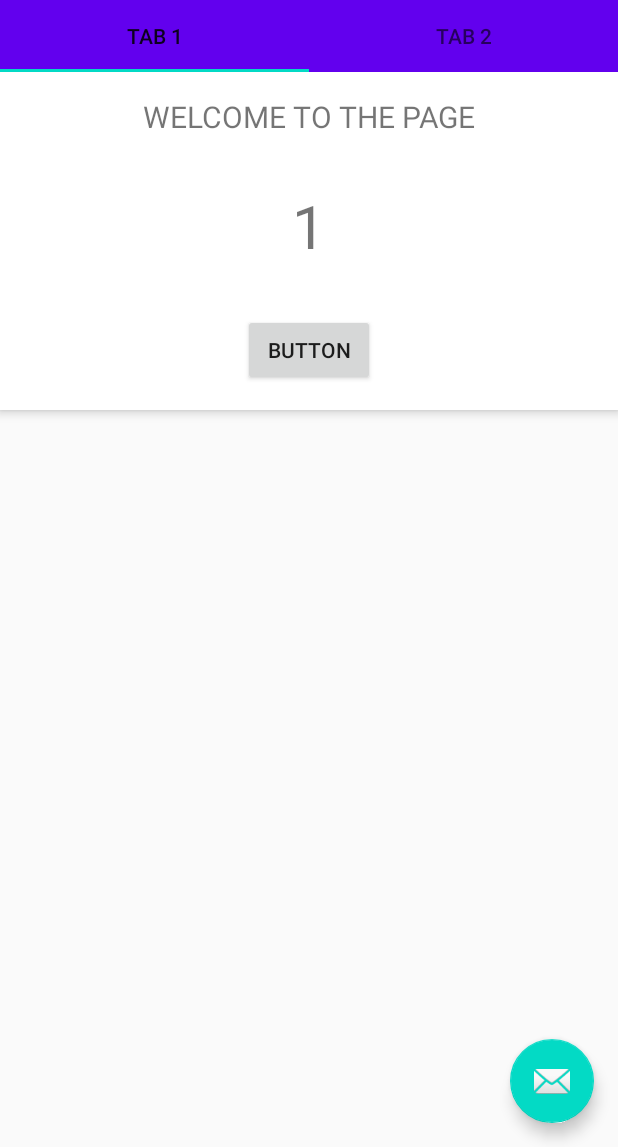
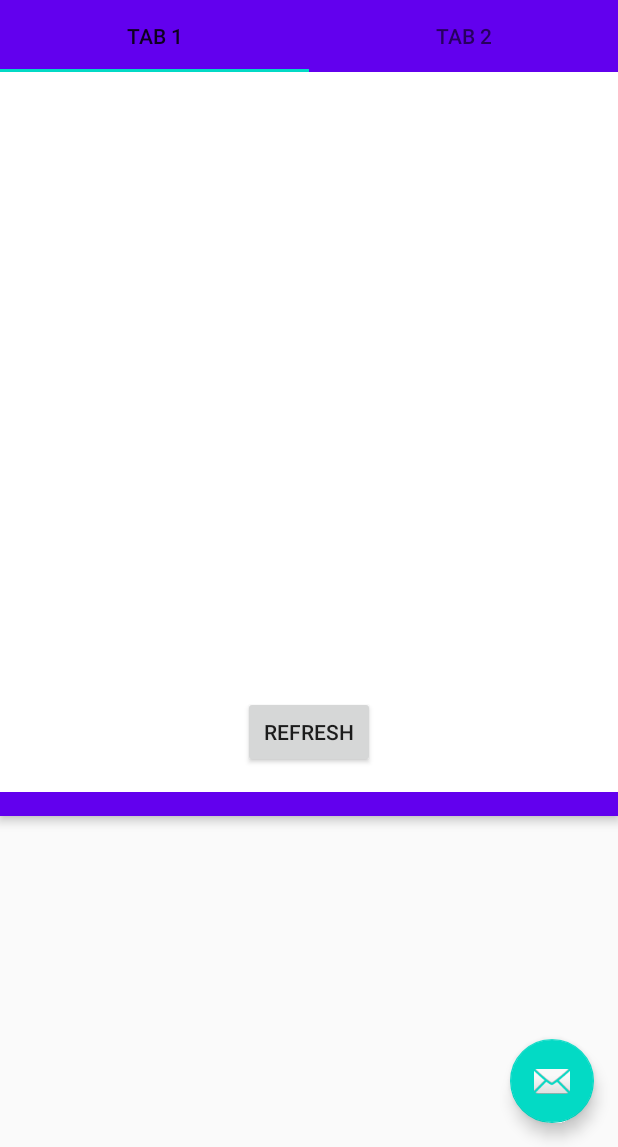
Before and after one commit to clazarom/doordash_lite_project, an Android app: the screen it shows after launch (MainActivity), on a phone screen of 412 x 824 dp, the part 89-1236 px from its top. Run offline under Robolectric (Android 15) with nearby library versions, the phone set to English and light mode, and no system bars.

Commit message:
basic app ui structure
Restaurants Fragment, with refresh and mock building values for the list

```diff
--- /dev/null
+++ b/android_app/app/src/main/java/com/catlaz/doordash_lit_cl/remote/RestClient.java
@@ -0,0 +1,4 @@
+package com.catlaz.doordash_lit_cl.remote;
+
+public class RestClient {
+}
--- a/android_app/app/src/main/java/com/catlaz/doordash_lit_cl/ui/main/PageCollectionAdapter.java
+++ b/android_app/app/src/main/java/com/catlaz/doordash_lit_cl/ui/main/FragmentPagesCollectionAdapter.java
@@ -8,12 +8,12 @@ import androidx.annotation.NonNull;
 import androidx.fragment.app.Fragment;
 import androidx.viewpager2.adapter.FragmentStateAdapter;
 
-import static com.catlaz.doordash_lit_cl.ui.main.PlaceholderCollectionFragment.ARG_SECTION_NUMBER;
+import static com.catlaz.doordash_lit_cl.ui.main.PlaceholderFragment.ARG_SECTION_NUMBER;
 
-public class PageCollectionAdapter extends FragmentStateAdapter {
+public class FragmentPagesCollectionAdapter extends FragmentStateAdapter {
     List<Fragment> pagesList;
 
-    public PageCollectionAdapter(@NonNull Fragment fragment, List<Fragment> pagesList) {
+    public FragmentPagesCollectionAdapter(@NonNull Fragment fragment, List<Fragment> pagesList) {
         super(fragment);
         this.pagesList = pagesList;
     }
--- a/android_app/app/src/main/java/com/catlaz/doordash_lit_cl/ui/main/MainFragment.java
+++ b/android_app/app/src/main/java/com/catlaz/doordash_lit_cl/ui/main/MainFragment.java
@@ -1,8 +1,10 @@
 package com.catlaz.doordash_lit_cl.ui.main;
 
+import android.annotation.SuppressLint;
 import android.os.Bundle;
 import android.util.Log;
 import android.view.LayoutInflater;
+import android.view.MotionEvent;
 import android.view.View;
 import android.view.ViewGroup;
 
@@ -23,17 +25,16 @@ import androidx.viewpager2.widget.ViewPager2;
 public class MainFragment extends Fragment {
     private static final String _TAG = "MAIN_FRAGMENT";
 
-    //Fragments
-    public static final int NUM_ITEMS = 2;
+    //Fragments <TODO>
+    //public static final int NUM_ITEMS = 2;
     private static final List<Fragment> fragmentPages = Collections.unmodifiableList(
-            new ArrayList<Fragment>(){{add(new PlaceholderCollectionFragment()); add(new PlaceholderCollectionFragment());}});
+            new ArrayList<Fragment>(){{add(new RestaurantsFragment()); add(new PlaceholderFragment()); }});
+    @StringRes
+    private static final int[] TAB_TITLES = new int[]{R.string.tab_text_1, R.string.tab_text_2}; // Tab names
+    //Pager
+    FragmentPagesCollectionAdapter fragmentPagesCollectionAdapter;
+    ViewPager2 viewPager;
 
-    //Pager
-    PageCollectionAdapter pageCollectionAdapter;
-    ViewPager2 viewPager;
-    //Tabs information
-    @StringRes
-    private static final int[] TAB_TITLES = new int[]{R.string.tab_text_1, R.string.tab_text_2}; //TODO !!
 
     @Nullable
     @Override
@@ -42,20 +43,23 @@ public class MainFragment extends Fragment {
         return inflater.inflate(R.layout.fragment_main, container, false);
     }
 
+    @SuppressLint("ClickableViewAccessibility")
     @Override
     public void onViewCreated(@NonNull View view, @Nullable Bundle savedInstanceState) {
         Log.d(_TAG, "View Created");
 
-        //Get tabs names
-        ArrayList<String> tabNames = new ArrayList<>();
-        for (int i=0; i< TAB_TITLES.length; i++)
-            tabNames.add(this.getResources().getString(TAB_TITLES[i]));
 
         //Initialize ViewPager
-        pageCollectionAdapter = new PageCollectionAdapter(this, fragmentPages);
+        //NOTE: Using ViewPager instead of ViewPager2 to be able to scroll listview inside viewpager
+        //More about the issue and workarounds
+        // -https://bladecoder.medium.com/fixing-recyclerview-nested-scrolling-in-opposite-direction-f587be5c1a04
+        // -https://gist.github.com/cbeyls/b75d730795a4b4c2fcdce554b0b0782a
+        fragmentPagesCollectionAdapter = new FragmentPagesCollectionAdapter(this, fragmentPages);
         viewPager = view.findViewById(R.id.view_pager);
         viewPager.setOrientation(ViewPager2.ORIENTATION_HORIZONTAL);
-        viewPager.setAdapter(pageCollectionAdapter);
+        viewPager.setAdapter(fragmentPagesCollectionAdapter);
+        viewPager.registerOnPageChangeCallback(onPageChangeCallback);
+        viewPager.setOnTouchListener(pagerOnTouchListener); //allow scrolling for the listview inside the viewpager
 
         //Tabs
         TabLayout tabLayout = view.findViewById(R.id.tabs);
@@ -64,4 +68,44 @@ public class MainFragment extends Fragment {
 
     }
 
+    /* ****************************************
+        LISTENERS
+     */
+    ViewPager2.OnPageChangeCallback onPageChangeCallback = new ViewPager2.OnPageChangeCallback() {
+        @Override
+        public void onPageScrolled(int position, float positionOffset, int positionOffsetPixels) {
+            super.onPageScrolled(position, positionOffset, positionOffsetPixels);
+            //Adapt size to new child
+            // nothing here for now...
+        }
+
+        @Override
+        public void onPageSelected (int position){
+            //Adapt size to new child
+            fragmentPagesCollectionAdapter.notifyDataSetChanged();
+        }
+    };
+
+    //Touch listener, to allow scrolling on the child view (list)
+
+    @SuppressLint("ClickableViewAccessibility")
+    View.OnTouchListener pagerOnTouchListener = (view, motionEvent) -> {
+        Log.v(_TAG, "onItemTouch parent view");
+        // Disallow VERTICAL touch request for parent scroll, when child onTouch
+        switch (motionEvent.getAction()) {
+            case MotionEvent.ACTION_DOWN:
+            case MotionEvent.AXIS_VSCROLL:
+                // Disallow interception for PageViewer to intercept touch events VERTICALLY.
+                view.findViewById(R.id.list_restaurants).getParent().requestDisallowInterceptTouchEvent(false);
+                break;
+            case MotionEvent.ACTION_UP:
+            case MotionEvent.AXIS_HSCROLL:
+                // Allow interception for PageViewer to intercept touch events VERTICALLY.
+                view.findViewById(R.id.list_restaurants).getParent()
+                        .requestDisallowInterceptTouchEvent(true);
+            break;
+        }
+        return false;
+    };
+
 }
--- a/android_app/app/src/main/java/com/catlaz/doordash_lit_cl/ui/main/PlaceholderCollectionFragment.java
+++ b/android_app/app/src/main/java/com/catlaz/doordash_lit_cl/ui/main/PlaceholderFragment.java
@@ -19,7 +19,7 @@ import androidx.fragment.app.Fragment;
  * @author Caterina lazaro
  * @version 1.0 Jan 2020
  */
-public class PlaceholderCollectionFragment extends Fragment {
+public class PlaceholderFragment extends Fragment {
     private static final String _TAG = "PH_COLLECTION_FRAGMENT";
 
     protected static final String ARG_SECTION_NUMBER = "section_number";
--- /dev/null
+++ b/android_app/app/src/main/java/com/catlaz/doordash_lit_cl/ui/main/RestaurantListAdapter.java
@@ -0,0 +1,83 @@
+package com.catlaz.doordash_lit_cl.ui.main;
+
+import android.content.Context;
+import android.util.Log;
+import android.view.LayoutInflater;
+import android.view.View;
+import android.view.ViewGroup;
+import android.widget.BaseAdapter;
+import android.widget.TextView;
+
+import com.catlaz.doordash_lit_cl.R;
+import com.catlaz.doordash_lit_cl.data.Restaurant;
+
+import java.util.ArrayList;
+import java.util.List;
+
+public class RestaurantListAdapter extends BaseAdapter {
+    private static final String _TAG = "RESTAURANT_LIST_ADAPTER";
+
+    private List<Restaurant> restaurantsList;
+    private Context mContext;
+
+    public RestaurantListAdapter(Context context){
+        mContext = context;
+        restaurantsList = new ArrayList<Restaurant>();
+    }
+
+    public RestaurantListAdapter(Context context, List<Restaurant> list){
+        mContext = context;
+        restaurantsList = list;
+    }
+
+    public void updateRestaurantList (List<Restaurant> list){
+        Log.d(_TAG, "Update list: "+list.size());
+        //Add each value individually to notify the adapter when changed
+        for (int i=0; i<list.size(); i++) {
+            restaurantsList.add(list.get(i));
+            notifyDataSetInvalidated(); //update change
+        }
+    }
+
+    public void addItem(Restaurant item){
+        Log.d(_TAG, "Add new restaurant: "+item.getId());
+        restaurantsList.add(item);
+        notifyDataSetInvalidated(); //update change
+
+    }
+
+    @Override
+    public int getCount() {
+        Log.d(_TAG, "Get count: "+restaurantsList.size());
+
+        return restaurantsList.size();
+    }
+
+    @Override
+    public Object getItem(int i) {
+        Log.d(_TAG, "Get item: "+restaurantsList.get(i).getId());
+
+        return restaurantsList.get(i);
+    }
+
+    @Override
+    public long getItemId(int i) {
+        return i;
+    }
+
+    @Override
+    public View getView(int position, View convertView, ViewGroup container) {
+        if (convertView == null) {
+            //No view to get: build an empty one
+            LayoutInflater  inflater = (LayoutInflater) mContext.getSystemService(Context.LAYOUT_INFLATER_SERVICE);
+            convertView = inflater.inflate(R.layout.restaurant_list_item, container, false);
+        }
+
+        //Add the name of the restaurant
+        TextView restaurantName =  convertView.findViewById(R.id.restaurant_name);
+        restaurantName.setText(restaurantsList.get(position).getName());
+
+
+        return convertView;
+    }
+}
--- /dev/null
+++ b/android_app/app/src/main/java/com/catlaz/doordash_lit_cl/ui/main/RestaurantsFragment.java
@@ -0,0 +1,102 @@
+package com.catlaz.doordash_lit_cl.ui.main;
+
+import android.annotation.SuppressLint;
+import android.os.Bundle;
+import android.util.Log;
+import android.view.LayoutInflater;
+import android.view.MotionEvent;
+import android.view.View;
+import android.view.ViewGroup;
+import android.widget.AdapterView;
+import android.widget.Button;
+import android.widget.ListView;
+import android.widget.ScrollView;
+
+import com.catlaz.doordash_lit_cl.R;
+import com.catlaz.doordash_lit_cl.data.Restaurant;
+
+import java.util.ArrayList;
+import java.util.List;
+
+import androidx.annotation.NonNull;
+import androidx.annotation.Nullable;
+import androidx.fragment.app.Fragment;
+
+/**
+ * A fragment containing a list of restaurants close to DoorDash HQ (37.422740, -122.139956)
+ *
+ * @author Caterina lazaro
+ * @version 1.0 Jan 2020
+ */
+public class RestaurantsFragment extends Fragment {
+    private static final String _TAG = "RESTAURANTS_FRAGMENT";
+
+    //Restaurants list adapter
+    private RestaurantListAdapter rListAdapter;
+
+    @Override
+    public View onCreateView(@NonNull LayoutInflater inflater, @Nullable ViewGroup container,
+                             @Nullable Bundle savedInstanceState) {
+        super.onCreateView(inflater, container, savedInstanceState);
+        return inflater.inflate(R.layout.fragment_page_restaurants, container, false);
+    }
+
+    @Override
+    public void onViewCreated(@NonNull View view, @Nullable Bundle savedInstanceState) {
+        super.onViewCreated(view, savedInstanceState);
+
+        //Set up the restaurants list
+        ListView restaurantsListView = view.findViewById(R.id.list_restaurants);
+        rListAdapter = new RestaurantListAdapter(getContext());
+        restaurantsListView.setAdapter(rListAdapter);
+        restaurantsListView.setOnItemClickListener(listOnItemClickListener);
+        restaurantsListView.setOnTouchListener(rListOnTouchListener);
+
+        //Refresh button
+        Button refreshButton = view.findViewById(R.id.refresh_button);
+        refreshButton.setOnClickListener(buttonOnClickListener);
+
+    }
+
+    /* ************************************************
+       LISTENERS
+     */
+    // Restaurants list on item click listener
+    AdapterView.OnItemClickListener listOnItemClickListener = (adapterView, view, i, l) -> {
+        //<TODO>
+    };
+
+    //Refresh button on click listener: refresh list
+    View.OnClickListener buttonOnClickListener = view -> {
+        //<TODO>
+        //Update with MOCK Restaurants list
+        List<Restaurant> restaurantList = new ArrayList<Restaurant>();
+        restaurantList.add(new Restaurant(1, "katsu burguer", "burguers, korean", "url"));
+        restaurantList.add(new Restaurant(2, "howl at the moon", "italian, pasta", "url"));
+        restaurantList.add(new Restaurant(3, "pagliaci", "italian, pizza", "url"));
+
+        //Update list
+        rListAdapter.updateRestaurantList(restaurantList);
+
+    };
+
+    //Touch listener, to allow scrolling on the list
+    @SuppressLint("ClickableViewAccessibility")
+    View.OnTouchListener rListOnTouchListener = (view, motionEvent) -> {
+        Log.v(_TAG, "onTouch child view restaurants_list");
+        // Disallow horizontal touch request for parent scroll, when child onTouch
+        switch (motionEvent.getAction()) {
+            case MotionEvent.ACTION_DOWN:
+            case MotionEvent.AXIS_VSCROLL:
+                // Disallow interception for ListView, to intercept touch events VERTICALLY.
+                view.getParent().requestDisallowInterceptTouchEvent(true);
+                break;
+            case MotionEvent.ACTION_UP:
+            case MotionEvent.AXIS_HSCROLL:
+                // Allow interception for ListView, to intercept touch events VERTICALLY.
+                view.getParent().requestDisallowInterceptTouchEvent(false);
+                break;
+        }
+        return false;
+    };
+}
--- a/android_app/app/src/main/res/layout/fragment_main.xml
+++ b/android_app/app/src/main/res/layout/fragment_main.xml
@@ -5,7 +5,7 @@
     android:id="@+id/constraintLayout"
     android:layout_width="match_parent"
     android:layout_height="match_parent"
-    tools:context=".ui.main.PlaceholderCollectionFragment">
+    tools:context=".ui.main.PlaceholderFragment">
 
 
     <TextView
@@ -28,19 +28,33 @@
         android:layout_height="wrap_content"
         android:background="?attr/colorPrimary"
         app:layout_constraintTop_toBottomOf="@+id/title"
-        app:layout_constraintBottom_toTopOf="@id/view_pager"
+        app:layout_constraintBottom_toTopOf="@id/view_pager_wrapper"
         app:layout_constraintStart_toStartOf="parent"
         app:layout_constraintEnd_toEndOf="parent"/>
 
-    <androidx.viewpager2.widget.ViewPager2
-        android:id="@+id/view_pager"
+    <LinearLayout
+        android:id="@+id/view_pager_wrapper"
         android:layout_width="match_parent"
-        android:layout_height="wrap_content"
-        android:orientation="vertical"
+        android:layout_height="fill_parent"
+        android:layout_weight="0"
+        android:fillViewport="true"
+        android:layout_marginBottom="@dimen/activity_horizontal_margin"
         app:layout_constraintEnd_toEndOf="parent"
         app:layout_constraintStart_toStartOf="parent"
         app:layout_constraintTop_toBottomOf="@+id/tabs"
-        app:layout_constraintBottom_toBottomOf="parent" />
+        app:layout_constraintBottom_toBottomOf="parent"
+        android:orientation="vertical">
+
+
+        <androidx.viewpager2.widget.ViewPager2
+                android:id="@+id/view_pager"
+                android:layout_width="match_parent"
+                android:layout_height="match_parent"
+                android:orientation="vertical" />
+
+
+
+    </LinearLayout>
 
 
 </androidx.constraintlayout.widget.ConstraintLayout>
--- a/android_app/app/src/main/res/layout/fragment_page1.xml
+++ b/android_app/app/src/main/res/layout/fragment_page1.xml
@@ -15,6 +15,7 @@
         android:layout_marginEnd="@dimen/activity_horizontal_margin"
         android:layout_marginBottom="@dimen/activity_vertical_margin"
         android:textSize="20sp"
+        android:textAllCaps="true"
         android:text = "@string/page_text"
         app:layout_constraintTop_toTopOf="parent"
         app:layout_constraintBottom_toTopOf="@+id/section_label"
--- /dev/null
+++ b/android_app/app/src/main/res/layout/fragment_page_restaurants.xml
@@ -0,0 +1,39 @@
+<?xml version="1.0" encoding="utf-8"?>
+<androidx.constraintlayout.widget.ConstraintLayout xmlns:android="http://schemas.android.com/apk/res/android"
+    android:layout_width="match_parent"
+    android:layout_height="match_parent"
+    android:background="@color/white"
+    xmlns:app="http://schemas.android.com/apk/res-auto"
+    xmlns:tools="http://schemas.android.com/tools">
+
+    <ListView
+        android:id="@+id/list_restaurants"
+        android:layout_width="match_parent"
+        android:layout_height="@dimen/rest_list_height"
+        android:layout_weight="1"
+        android:background="#FFFFFF"
+        android:nestedScrollingEnabled="true"
+        android:padding = "@dimen/appbar_padding"
+        app:layout_constraintTop_toTopOf="parent"
+        app:layout_constraintBottom_toTopOf="@+id/refresh_button"
+        app:layout_constraintStart_toStartOf="parent"
+        app:layout_constraintEnd_toEndOf="parent">
+    </ListView >
+
+    <Button
+        android:id="@+id/refresh_button"
+        android:layout_width="wrap_content"
+        android:layout_height="fill_parent"
+        android:layout_marginStart="@dimen/activity_horizontal_margin"
+        android:layout_marginTop="@dimen/activity_vertical_margin"
+        android:layout_marginEnd="@dimen/activity_horizontal_margin"
+        android:layout_marginBottom="@dimen/activity_vertical_margin"
+        android:text="@string/refresh_text"
+        app:layout_constraintTop_toBottomOf="@+id/list_restaurants"
+        app:layout_constraintBottom_toBottomOf="parent"
+        app:layout_constraintStart_toStartOf="parent"
+        app:layout_constraintEnd_toEndOf="parent"
+        tools:layout_constraintLeft_creator="0"
+        tools:layout_constraintTop_creator="0"/>
+
+</androidx.constraintlayout.widget.ConstraintLayout>
--- a/android_app/app/src/main/res/values/dimens.xml
+++ b/android_app/app/src/main/res/values/dimens.xml
@@ -5,4 +5,9 @@
     <dimen name="appbar_padding">16dp</dimen>
     <dimen name="fab_margin">16dp</dimen>
     <dimen name="appbar_padding_top">8dp</dimen>
+
+    <!-- Restaurant's list -->
+    <dimen name="rest_item_height">100dp</dimen>
+    <dimen name="rest_list_height">400dp</dimen>
+
 </resources>
--- a/android_app/app/src/main/res/values/strings.xml
+++ b/android_app/app/src/main/res/values/strings.xml
@@ -3,7 +3,10 @@
     <!-- TABS AND PAGES STRINGS -->
     <string name="tab_text_1">Tab 1</string>
     <string name="tab_text_2">Tab 2</string>
-    <string name="page_text">WELCOME TO THE PAGE</string>
+    <string name="page_text">Welcome to the page </string>
+
+    <!-- RESTAURANT LIST FRAGMENT STRINGS-->
+    <string name="refresh_text">Refresh</string>
 
 
 </resources>
```
Also changed, not shown: android_app/app/build.gradle (+11 -2 lines), android_app/app/src/main/java/com/catlaz/doordash_lit_cl/data/Restaurant.java (added, +33 -0 lines), android_app/app/src/main/java/com/catlaz/doordash_lit_cl/ui/main/ArrayListFragment.java (deleted, +0 -7 lines), android_app/app/src/main/res/layout/restaurant_list_item.xml (added, +24 -0 lines).
